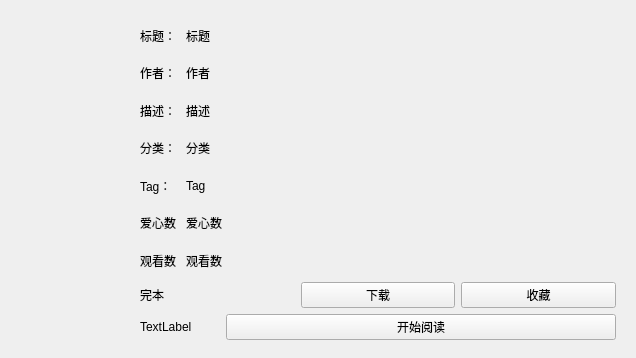
tonquer/picacg-qt, file ui/bookinfo.ui: the form before one commit; both pictures show x 363 to 999 and y 0 to 358 of the 999 by 808 pixel window.
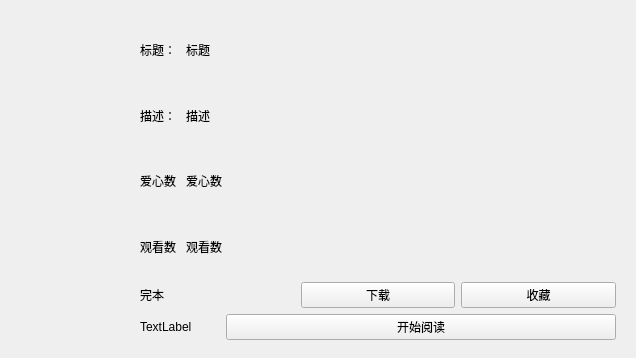
The form after the commit.

```diff
--- a/ui/bookinfo.ui
+++ b/ui/bookinfo.ui
@@ -66,28 +66,7 @@
                   </layout>
                  </item>
                  <item>
-                  <layout class="QHBoxLayout" name="horizontalLayout_4">
-                   <item>
-                    <widget class="QLabel" name="label_2">
-                     <property name="maximumSize">
-                      <size>
-                       <width>40</width>
-                       <height>16777215</height>
-                      </size>
-                     </property>
-                     <property name="text">
-                      <string>作者：</string>
-                     </property>
-                    </widget>
-                   </item>
-                   <item>
-                    <widget class="QLabel" name="autor">
-                     <property name="text">
-                      <string>作者</string>
-                     </property>
-                    </widget>
-                   </item>
-                  </layout>
+                  <layout class="QHBoxLayout" name="horizontalLayout_4"/>
                  </item>
                  <item>
                   <layout class="QHBoxLayout" name="horizontalLayout_5">
@@ -114,58 +93,10 @@
                   </layout>
                  </item>
                  <item>
-                  <layout class="QHBoxLayout" name="horizontalLayout_6">
-                   <item>
-                    <widget class="QLabel" name="label_4">
-                     <property name="maximumSize">
-                      <size>
-                       <width>40</width>
-                       <height>16777215</height>
-                      </size>
-                     </property>
-                     <property name="text">
-                      <string>分类：</string>
-                     </property>
-                    </widget>
-                   </item>
-                   <item>
-                    <widget class="QLabel" name="categories">
-                     <property name="maximumSize">
-                      <size>
-                       <width>500</width>
-                       <height>16777215</height>
-                      </size>
-                     </property>
-                     <property name="text">
-                      <string>分类</string>
-                     </property>
-                    </widget>
-                   </item>
-                  </layout>
+                  <layout class="QHBoxLayout" name="horizontalLayout_6"/>
                  </item>
                  <item>
-                  <layout class="QHBoxLayout" name="horizontalLayout_7">
-                   <item>
-                    <widget class="QLabel" name="label_5">
-                     <property name="maximumSize">
-                      <size>
-                       <width>40</width>
-                       <height>16777215</height>
-                      </size>
-                     </property>
-                     <property name="text">
-                      <string>Tag：</string>
-                     </property>
-                    </widget>
-                   </item>
-                   <item>
-                    <widget class="QLabel" name="tags">
-                     <property name="text">
-                      <string>Tag</string>
-                     </property>
-                    </widget>
-                   </item>
-                  </layout>
+                  <layout class="QHBoxLayout" name="horizontalLayout_7"/>
                  </item>
                  <item>
                   <layout class="QHBoxLayout" name="horizontalLayout_8">
```
